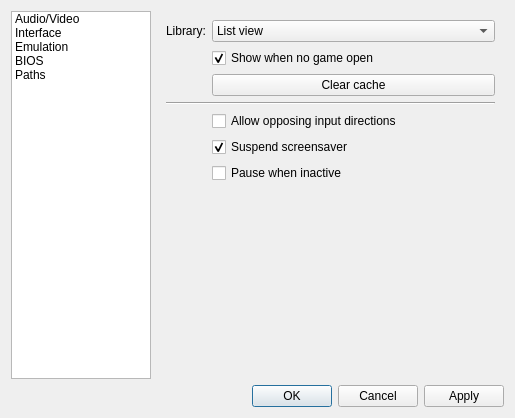
The window that Libretro/mgba/src/platform/qt/SettingsView.ui (kiddreads/Avalon-copy2) describes before a commit, drawn with Qt 5.
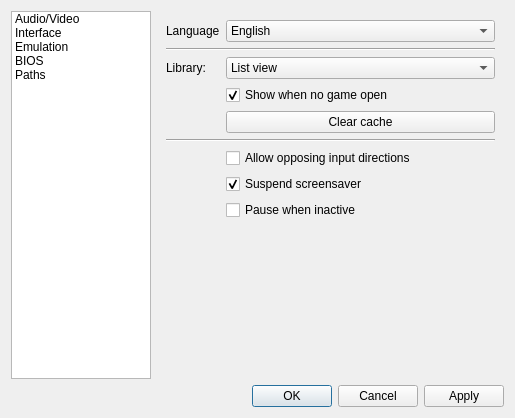
The same window after the commit. The open tabs and pages were chosen to show the change.

Commit message: Qt: Add language selector

Patch:
```diff
--- a/Libretro/mgba/src/platform/qt/SettingsView.ui
+++ b/Libretro/mgba/src/platform/qt/SettingsView.ui
@@ -398,31 +398,23 @@
      </widget>
      <widget class="QWidget" name="interface_2">
       <layout class="QFormLayout" name="formLayout_4">
-       <item row="1" column="1">
-        <widget class="QCheckBox" name="showLibrary">
-         <property name="text">
-          <string>Show when no game open</string>
-         </property>
-         <property name="checked">
-          <bool>true</bool>
-         </property>
-        </widget>
-       </item>
-       <item row="0" column="1">
-        <widget class="QComboBox" name="libraryStyle">
-         <item>
-          <property name="text">
-           <string>List view</string>
-          </property>
-         </item>
-         <item>
-          <property name="text">
-           <string>Tree view</string>
-          </property>
-         </item>
-        </widget>
-       </item>
        <item row="0" column="0">
+        <widget class="QLabel" name="label_26">
+         <property name="text">
+          <string>Language</string>
+         </property>
+        </widget>
+       </item>
+       <item row="0" column="1">
+        <widget class="QComboBox" name="languages">
+         <item>
+          <property name="text">
+           <string>English</string>
+          </property>
+         </item>
+        </widget>
+       </item>
+       <item row="2" column="0">
         <widget class="QLabel" name="label_6">
          <property name="text">
           <string>Library:</string>
@@ -430,27 +422,51 @@
         </widget>
        </item>
        <item row="2" column="1">
+        <widget class="QComboBox" name="libraryStyle">
+         <item>
+          <property name="text">
+           <string>List view</string>
+          </property>
+         </item>
+         <item>
+          <property name="text">
+           <string>Tree view</string>
+          </property>
+         </item>
+        </widget>
+       </item>
+       <item row="3" column="1">
+        <widget class="QCheckBox" name="showLibrary">
+         <property name="text">
+          <string>Show when no game open</string>
+         </property>
+         <property name="checked">
+          <bool>true</bool>
+         </property>
+        </widget>
+       </item>
+       <item row="4" column="1">
         <widget class="QPushButton" name="clearCache">
          <property name="text">
           <string>Clear cache</string>
          </property>
         </widget>
        </item>
-       <item row="3" column="0" colspan="2">
+       <item row="5" column="0" colspan="2">
         <widget class="Line" name="line_8">
          <property name="orientation">
           <enum>Qt::Horizontal</enum>
          </property>
         </widget>
        </item>
-       <item row="4" column="1">
+       <item row="6" column="1">
         <widget class="QCheckBox" name="allowOpposingDirections">
          <property name="text">
           <string>Allow opposing input directions</string>
          </property>
         </widget>
        </item>
-       <item row="5" column="1">
+       <item row="7" column="1">
         <widget class="QCheckBox" name="suspendScreensaver">
          <property name="text">
           <string>Suspend screensaver</string>
@@ -460,13 +476,20 @@
          </property>
         </widget>
        </item>
-       <item row="6" column="1">
+       <item row="8" column="1">
         <widget class="QCheckBox" name="pauseOnFocusLost">
          <property name="text">
           <string>Pause when inactive</string>
          </property>
         </widget>
        </item>
+       <item row="1" column="0" colspan="2">
+        <widget class="Line" name="line_10">
+         <property name="orientation">
+          <enum>Qt::Horizontal</enum>
+         </property>
+        </widget>
+       </item>
       </layout>
      </widget>
      <widget class="QWidget" name="emulation">
```
The commit also changes 6 other files.
